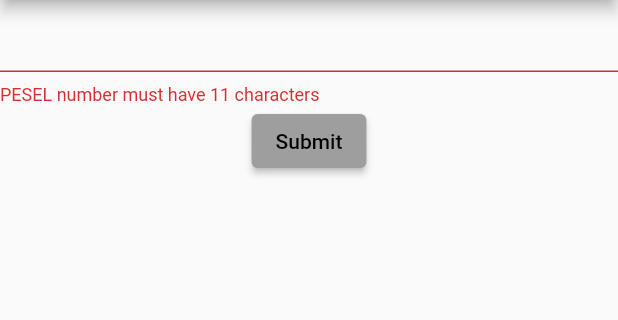
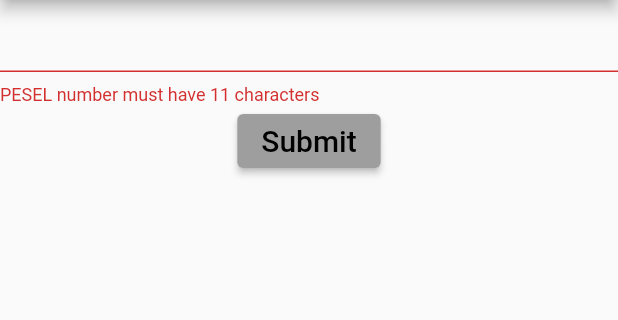
Before and after one commit to Konrad101/Android-apps, a Flutter app: the screen it shows after launch, after a tap on "Submit", on a phone screen of 412 x 824 dp, the part 84-404 px from its top. Run offline on Flutter 3.47's test engine with Material 2 defaults, Android fonts, the phone set to English and light mode, and no system bars.

Commit message:
improve app view

```diff
--- a/pesel_validator_app/lib/main.dart
+++ b/pesel_validator_app/lib/main.dart
@@ -73,7 +73,7 @@ class _ValidatorState extends State<Validator> {
     });
   }
 
-  String _getYearWithMonth(int month){
+  String _getYearWithMonth(int month) {
     String year;
     int subtractFromMonths;
     if (month < 20) {
@@ -96,7 +96,7 @@ class _ValidatorState extends State<Validator> {
     year += validatorController.text.substring(0, 2);
     String monthStr = (month - subtractFromMonths).toString().padLeft(2, '0');
 
-    return year + "." + monthStr;
+    return monthStr + "." + year;
   }
 
   @override
@@ -127,27 +127,26 @@ class _ValidatorState extends State<Validator> {
                 _validatePersonPESEL();
               }
             },
-            child: Text('Submit'),
+            child: Text('Submit', style: TextStyle(fontSize: 20)),
           ),
           Visibility(
             visible: showResult,
             child: Column(
               children: [
                 Padding(
-                  padding: new EdgeInsets.all(10),
+                  padding: new EdgeInsets.all(5),
                   child: Text('Birthday: ' + birthDate,
                       style: TextStyle(color: _textColor, fontSize: _fontSize)),
                 ),
                 Padding(
-                  padding: new EdgeInsets.all(10),
+                  padding: new EdgeInsets.all(5),
                   child: Text('Gender: ' + gender,
                       style: TextStyle(color: _textColor, fontSize: _fontSize)),
                 ),
                 Padding(
-                  padding: new EdgeInsets.all(10),
+                  padding: new EdgeInsets.all(5),
                   child: Text('Checksum: ' + checksum,
-                      style:
-                          TextStyle(color: _textColor, fontSize: _fontSize)),
+                      style: TextStyle(color: _textColor, fontSize: _fontSize)),
                 ),
               ],
             ),
```
